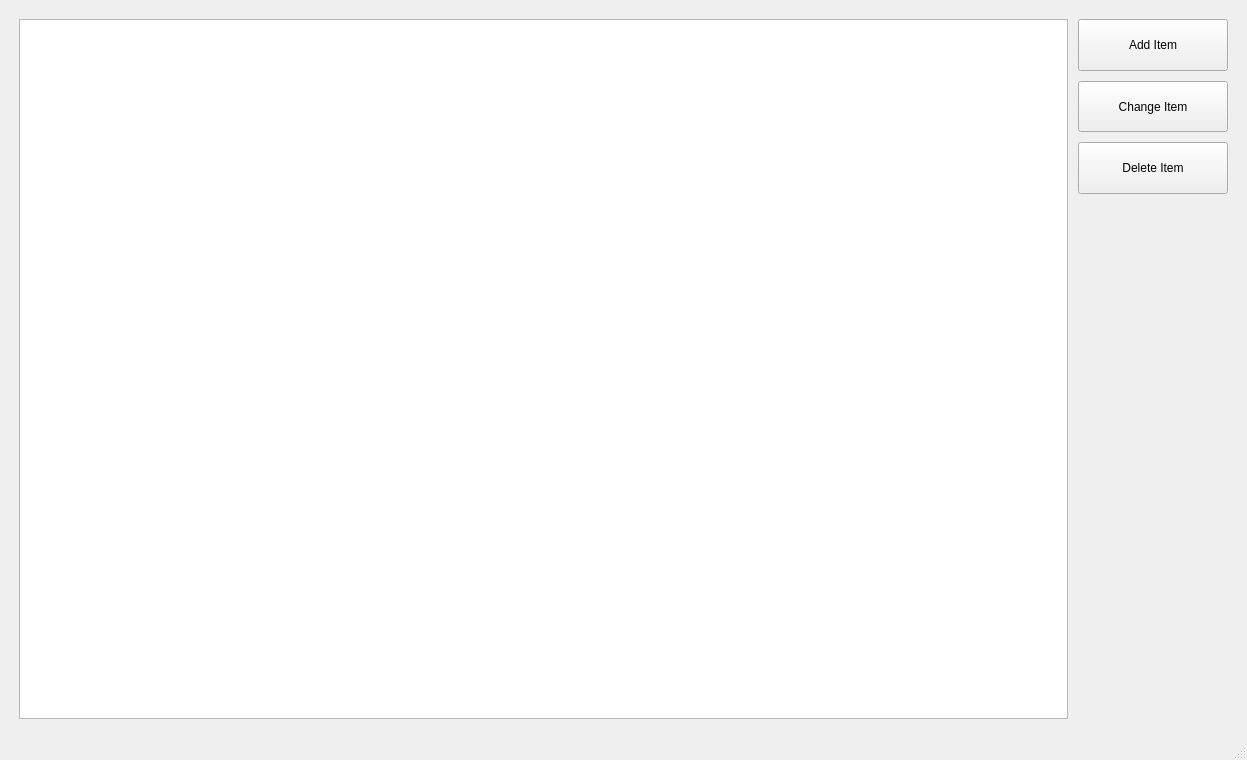
Before: the Qt Designer form mainwindow/mainwindow.ui in zoiska/qTodo-List, drawn with Qt 5.
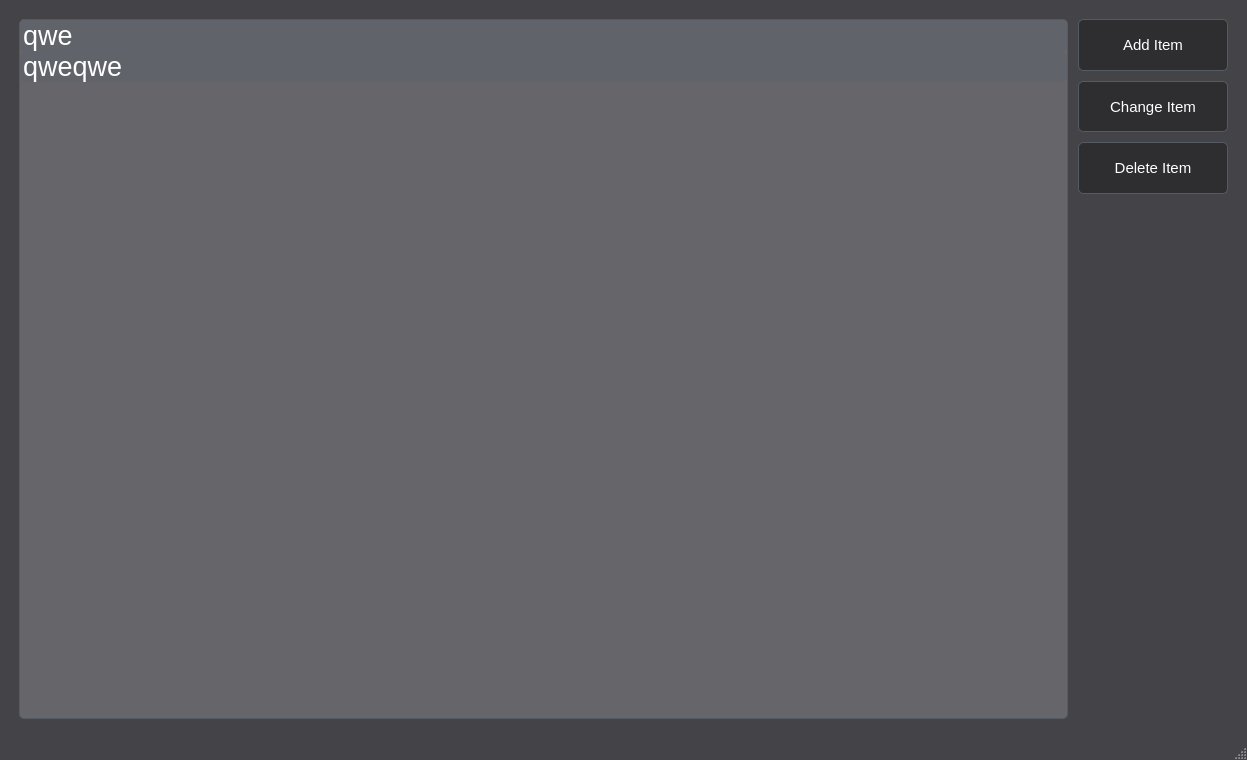
After: the same form once the commit is applied.

Commit message: graphic design is my passion

Patch:
```diff
--- a/mainwindow/mainwindow.ui
+++ b/mainwindow/mainwindow.ui
@@ -13,6 +13,80 @@
   <property name="windowTitle">
    <string>MainWindow</string>
   </property>
+  <property name="styleSheet">
+   <string notr="true">QMainWindow {
+	background-color: #444448;
+}
+
+QMenuBar {
+	background-color: #444448;
+	color: #ffffff;
+}
+
+QMenu{
+	background-color: #66666a;
+	color: #ffffff;
+}
+
+QMenu::item:selected{
+	background-color: #555559;
+	color: #ffffff;
+}
+
+QListWidget {
+	background-color: #66666a;
+	border: 1px solid #555b65;
+    border-radius: 5px;
+}
+
+QListWidget::item{
+	background-color: #61636a;
+	border-radius: 5px;
+	color: #ffffff;
+}
+
+QListWidget::item:hover{
+	background-color: #6d717b;
+}
+
+QTextEdit {
+	background-color: #66666a;
+	color: #ffffff;
+	border: 1px solid #555b65;
+    border-radius: 5px;
+}
+
+QLineEdit {
+	background-color: #66666a;
+color: #ffffff;
+	border: 1px solid #555b65;
+    border-radius: 5px;
+}
+
+QLabel {
+	background-color: #444448;
+	color: #ffffff;
+}
+
+QPushButton {
+    background-color: #2e2e31;
+    color: #ffffff;
+    border: 1px solid #555b65;
+    border-radius: 5px;
+    padding: 5px 15px;
+	font-size: 15px;
+}
+
+QPushButton:hover {
+    background-color: #3e3e41;
+    border: 1px solid #666666;
+}
+
+QPushButton:pressed {
+    background-color: #1e1e21;
+    border: 1px solid #444444;
+}</string>
+  </property>
   <widget class="QWidget" name="centralwidget">
    <property name="enabled">
     <bool>true</bool>
@@ -240,6 +314,16 @@
         <property name="wordWrap">
          <bool>false</bool>
         </property>
+        <item>
+         <property name="text">
+          <string>qwe</string>
+         </property>
+        </item>
+        <item>
+         <property name="text">
+          <string>qweqwe</string>
+         </property>
+        </item>
        </widget>
       </item>
      </layout>
```
